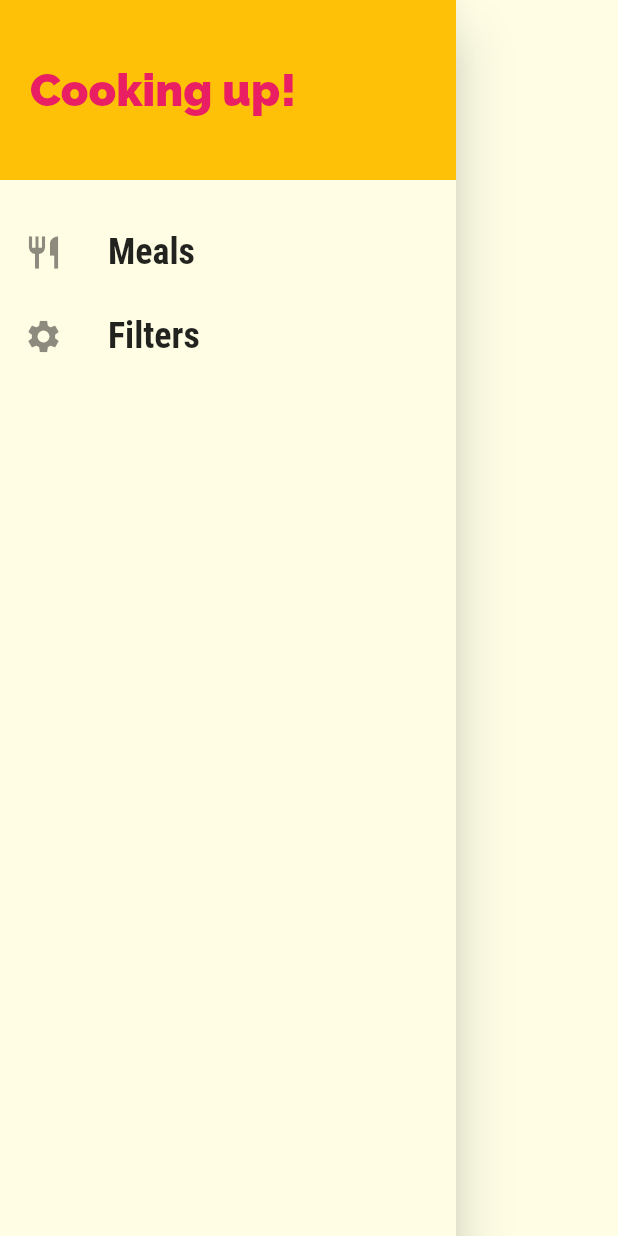
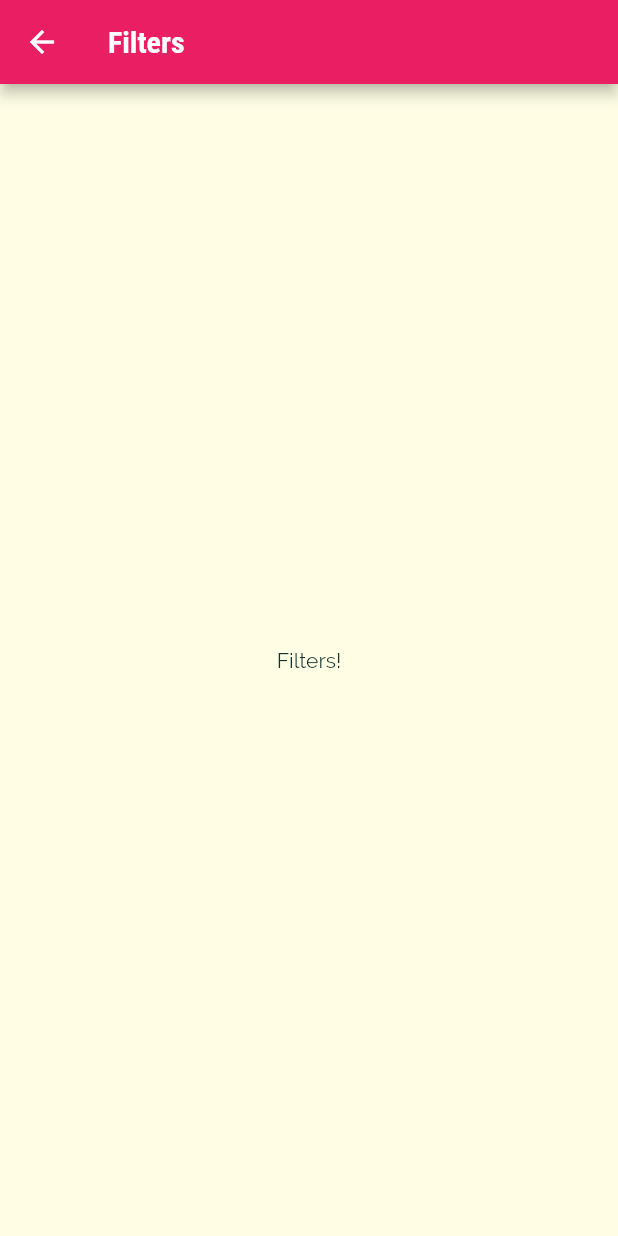
Before and after one commit to mauvecrow/meals_app, a Flutter app: the MainDrawer widget shown alone on an empty page, opened directly, after a tap on "Filters", on a phone screen of 412 x 824 dp. Run offline on Flutter 3.47's test engine with Material 2 defaults, Android fonts, the phone set to English and light mode, and no system bars.

Commit message:
Update Main Drawer to handle navigations - add new route in main for FiltersScreen

```diff
--- a/lib/main.dart
+++ b/lib/main.dart
@@ -3,6 +3,7 @@ import './screens/category_meals_screen.dart';
 import './screens/categories_screen.dart';
 import './screens/meal_detail_screen.dart';
 import './screens/tab_screen.dart';
+import './screens/filters_screen.dart';
 
 void main() {
   runApp(const MyApp());
@@ -41,6 +42,7 @@ class MyApp extends StatelessWidget {
       routes: {
         CategoryMealsScreen.routeName: (ctx) => const CategoryMealsScreen(),
         MealDetailScreen.routeName: (ctx) => const MealDetailScreen(),
+        FiltersScreen.routeName: (ctx) => const FiltersScreen(),
       },
       // onGenerateRoute: (settings) {
       //   print(settings.arguments);
--- /dev/null
+++ b/lib/screens/filters_screen.dart
@@ -0,0 +1,16 @@
+import 'package:flutter/material.dart';
+
+class FiltersScreen extends StatelessWidget {
+  const FiltersScreen({Key? key}) : super(key: key);
+
+  static const routeName = '/filters';
+  @override
+  Widget build(BuildContext context) {
+    return Scaffold(
+      appBar: AppBar(
+        title: Text('Filters'),
+      ),
+      body: Center(child: Text('Filters!')),
+    );
+  }
+}
--- a/lib/widgets/main_drawer.dart
+++ b/lib/widgets/main_drawer.dart
@@ -1,8 +1,9 @@
 import 'package:flutter/material.dart';
+import '../screens/filters_screen.dart';
 
 class MainDrawer extends StatelessWidget {
   const MainDrawer({Key? key}) : super(key: key);
-  Widget buildListTile(String title, IconData icon) {
+  Widget buildListTile(String title, IconData icon, VoidCallback tapHandler) {
     return ListTile(
       leading: Icon(icon, size: 26),
       title: Text(
@@ -12,7 +13,7 @@ class MainDrawer extends StatelessWidget {
             fontSize: 24,
             fontWeight: FontWeight.bold),
       ),
-      onTap: () {},
+      onTap: tapHandler,
     );
   }
 
@@ -35,8 +36,12 @@ class MainDrawer extends StatelessWidget {
           ),
         ),
         const SizedBox(height: 20),
-        buildListTile('Meals', Icons.restaurant),
-        buildListTile('Filters', Icons.settings),
+        buildListTile('Meals', Icons.restaurant, () {
+          Navigator.of(context).pushNamed('/');
+        }),
+        buildListTile('Filters', Icons.settings, () {
+          Navigator.of(context).pushNamed(FiltersScreen.routeName);
+        }),
       ]),
     );
   }
```
